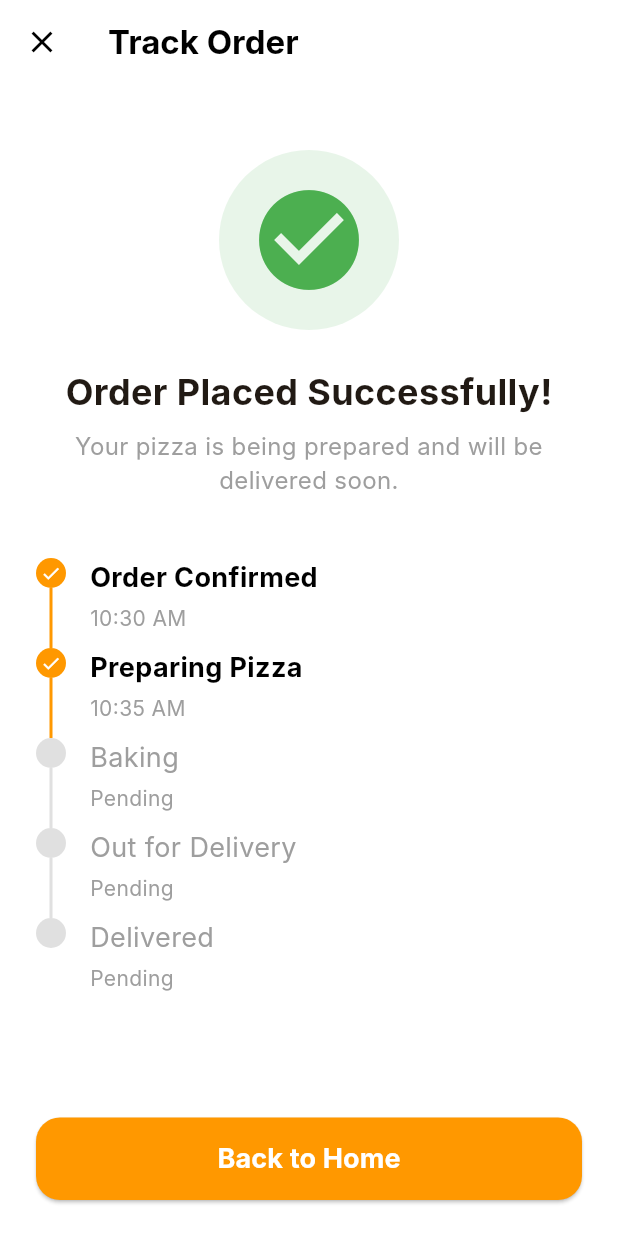
After one commit to ErebAsh/pizza, a Flutter app: the OrderTrackingScreen screen opened directly, on a phone screen of 412 x 824 dp. The commit adds this screen. Run offline on Flutter 3.47's test engine with Material 3 defaults, Android fonts, the phone set to English and light mode, and no system bars; our stand-ins replace cloud_firestore, firebase_auth, firebase_core, google_sign_in; accounts and stored records are empty; network calls fail; Roboto replaces fonts that are missing (Inter).

Commit message:
Implement Order Tracking Page

```diff
--- a/lib/screens/cart_screen.dart
+++ b/lib/screens/cart_screen.dart
@@ -1,6 +1,7 @@
 import 'package:flutter/material.dart';
 import 'package:provider/provider.dart';
 import '../providers/cart_provider.dart';
+import 'order_tracking_screen.dart';
 
 class CartScreen extends StatelessWidget {
   const CartScreen({super.key});
@@ -96,10 +97,14 @@ class CartScreen extends StatelessWidget {
                             shape: RoundedRectangleBorder(borderRadius: BorderRadius.circular(16)),
                           ),
                           onPressed: () {
+                            if (cart.items.isEmpty) return;
+
                             // Checkout logic here
                             cart.clear();
-                            ScaffoldMessenger.of(context).showSnackBar(
-                              const SnackBar(content: Text('Order placed successfully!')),
+                            Navigator.of(context).push(
+                              MaterialPageRoute(
+                                builder: (context) => const OrderTrackingScreen(),
+                              ),
                             );
                           },
                           child: const Text('Checkout', style: TextStyle(fontSize: 18, fontWeight: FontWeight.bold, color: Colors.white)),
--- /dev/null
+++ b/lib/screens/order_tracking_screen.dart
@@ -0,0 +1,134 @@
+import 'package:flutter/material.dart';
+import 'main_screen.dart';
+
+class OrderTrackingScreen extends StatelessWidget {
+  const OrderTrackingScreen({super.key});
+
+  @override
+  Widget build(BuildContext context) {
+    return Scaffold(
+      backgroundColor: Colors.white,
+      appBar: AppBar(
+        title: const Text('Track Order', style: TextStyle(fontWeight: FontWeight.bold)),
+        backgroundColor: Colors.transparent,
+        elevation: 0,
+        foregroundColor: Colors.black,
+        leading: IconButton(
+          icon: const Icon(Icons.close),
+          onPressed: () {
+            Navigator.of(context).pushAndRemoveUntil(
+              MaterialPageRoute(builder: (context) => const MainScreen()),
+              (Route<dynamic> route) => false,
+            );
+          },
+        ),
+      ),
+      body: Padding(
+        padding: const EdgeInsets.all(24.0),
+        child: Column(
+          children: [
+            const SizedBox(height: 20),
+            Center(
+              child: Container(
+                padding: const EdgeInsets.all(20),
+                decoration: BoxDecoration(
+                  color: Colors.green[50],
+                  shape: BoxShape.circle,
+                ),
+                child: const Icon(Icons.check_circle, color: Colors.green, size: 80),
+              ),
+            ),
+            const SizedBox(height: 24),
+            const Text(
+              'Order Placed Successfully!',
+              style: TextStyle(fontSize: 24, fontWeight: FontWeight.bold),
+            ),
+            const SizedBox(height: 8),
+            const Text(
+              'Your pizza is being prepared and will be delivered soon.',
+              textAlign: TextAlign.center,
+              style: TextStyle(fontSize: 16, color: Colors.grey),
+            ),
+            const SizedBox(height: 40),
+
+            // Tracking Timeline
+            _buildTimelineStep('Order Confirmed', '10:30 AM', true, isFirst: true),
+            _buildTimelineStep('Preparing Pizza', '10:35 AM', true),
+            _buildTimelineStep('Baking', 'Pending', false),
+            _buildTimelineStep('Out for Delivery', 'Pending', false),
+            _buildTimelineStep('Delivered', 'Pending', false, isLast: true),
+
+            const Spacer(),
+            SizedBox(
+              width: double.infinity,
+              height: 55,
+              child: ElevatedButton(
+                style: ElevatedButton.styleFrom(
+                  backgroundColor: Colors.orange,
+                  shape: RoundedRectangleBorder(borderRadius: BorderRadius.circular(16)),
+                ),
+                onPressed: () {
+                  Navigator.of(context).pushAndRemoveUntil(
+                    MaterialPageRoute(builder: (context) => const MainScreen()),
+                    (Route<dynamic> route) => false,
+                  );
+                },
+                child: const Text('Back to Home', style: TextStyle(fontSize: 18, fontWeight: FontWeight.bold, color: Colors.white)),
+              ),
+            ),
+          ],
+        ),
+      ),
+    );
+  }
+
+  Widget _buildTimelineStep(String title, String time, bool isCompleted, {bool isFirst = false, bool isLast = false}) {
+    return Row(
+      crossAxisAlignment: CrossAxisAlignment.start,
+      children: [
+        Column(
+          children: [
+            Container(
+              width: 20,
+              height: 20,
+              decoration: BoxDecoration(
+                color: isCompleted ? Colors.orange : Colors.grey[300],
+                shape: BoxShape.circle,
+              ),
+              child: isCompleted
+                  ? const Icon(Icons.check, color: Colors.white, size: 14)
+                  : null,
+            ),
+            if (!isLast)
+              Container(
+                width: 2,
+                height: 40,
+                color: isCompleted ? Colors.orange : Colors.grey[300],
+              ),
+          ],
+        ),
+        const SizedBox(width: 16),
+        Expanded(
+          child: Column(
+            crossAxisAlignment: CrossAxisAlignment.start,
+            children: [
+              Text(
+                title,
+                style: TextStyle(
+                  fontSize: 18,
+                  fontWeight: isCompleted ? FontWeight.bold : FontWeight.normal,
+                  color: isCompleted ? Colors.black : Colors.grey,
+                ),
+              ),
+              const SizedBox(height: 4),
+              Text(
+                time,
+                style: const TextStyle(color: Colors.grey),
+              ),
+            ],
+          ),
+        ),
+      ],
+    );
+  }
+}
```
